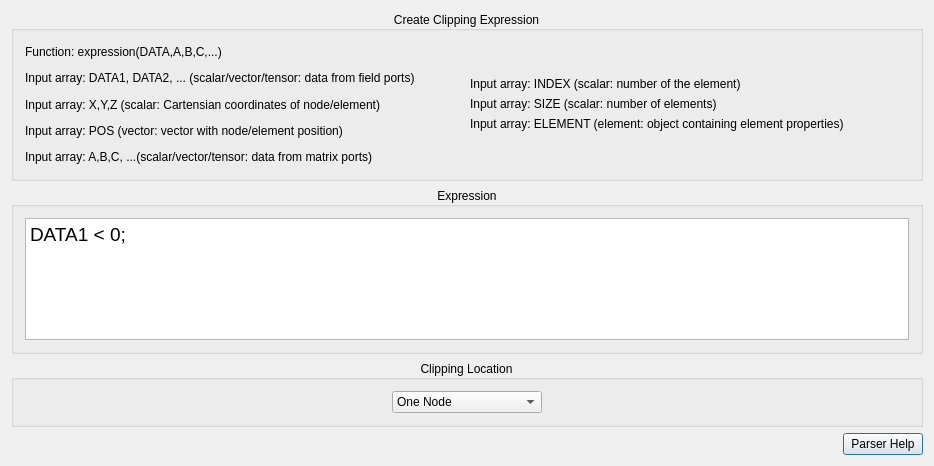
First picture: the form in src/Interface/Modules/Fields/ClipFieldByFunction.ui, repository SCIInstitute/SCIRun, before the edit.
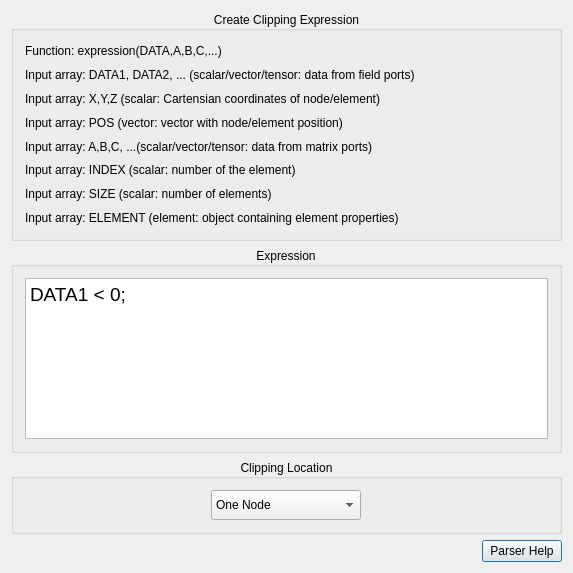
Second picture: the form after the edit.

Diff of the .ui file:
```diff
--- a/src/Interface/Modules/Fields/ClipFieldByFunction.ui
+++ b/src/Interface/Modules/Fields/ClipFieldByFunction.ui
@@ -6,14 +6,14 @@
    <rect>
     <x>0</x>
     <y>0</y>
-    <width>934</width>
-    <height>466</height>
+    <width>573</width>
+    <height>573</height>
    </rect>
   </property>
   <property name="minimumSize">
    <size>
-    <width>934</width>
-    <height>466</height>
+    <width>573</width>
+    <height>573</height>
    </size>
   </property>
   <property name="windowTitle">
@@ -26,8 +26,8 @@
       <widget class="QGroupBox" name="groupBox">
        <property name="minimumSize">
         <size>
-         <width>908</width>
-         <height>170</height>
+         <width>0</width>
+         <height>230</height>
         </size>
        </property>
        <property name="title">
@@ -36,10 +36,6 @@
        <property name="alignment">
         <set>Qt::AlignCenter</set>
        </property>
-       <layout class="QVBoxLayout" name="verticalLayout_5">
-        <item>
-         <layout class="QHBoxLayout" name="horizontalLayout">
-          <item>
            <layout class="QVBoxLayout" name="verticalLayout">
             <item>
              <widget class="QLabel" name="label">
@@ -76,26 +72,6 @@
               </property>
              </widget>
             </item>
-           </layout>
-          </item>
-          <item>
-           <layout class="QVBoxLayout" name="verticalLayout_2">
-            <item>
-             <spacer name="verticalSpacer_2">
-              <property name="orientation">
-               <enum>Qt::Vertical</enum>
-              </property>
-              <property name="sizeType">
-               <enum>QSizePolicy::Preferred</enum>
-              </property>
-              <property name="sizeHint" stdset="0">
-               <size>
-                <width>20</width>
-                <height>40</height>
-               </size>
-              </property>
-             </spacer>
-            </item>
             <item>
              <widget class="QLabel" name="label_6">
               <property name="text">
@@ -117,26 +93,6 @@
               </property>
              </widget>
             </item>
-            <item>
-             <spacer name="verticalSpacer">
-              <property name="orientation">
-               <enum>Qt::Vertical</enum>
-              </property>
-              <property name="sizeType">
-               <enum>QSizePolicy::Preferred</enum>
-              </property>
-              <property name="sizeHint" stdset="0">
-               <size>
-                <width>20</width>
-                <height>40</height>
-               </size>
-              </property>
-             </spacer>
-            </item>
-           </layout>
-          </item>
-         </layout>
-        </item>
        </layout>
       </widget>
      </item>
@@ -174,6 +130,12 @@
        <layout class="QGridLayout" name="gridLayout">
         <item row="0" column="0">
          <widget class="QComboBox" name="clippingLocationComboBox_">
+          <property name="minimumSize">
+           <size>
+            <width>0</width>
+            <height>30</height>
+           </size>
+          </property>
           <property name="maximumSize">
            <size>
             <width>150</width>
```
Lines whose indentation alone changed are shown as unchanged.
